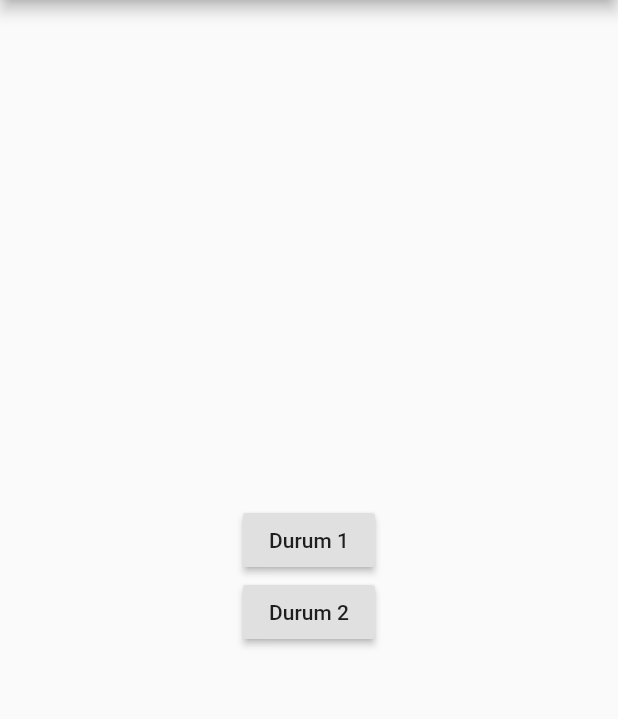
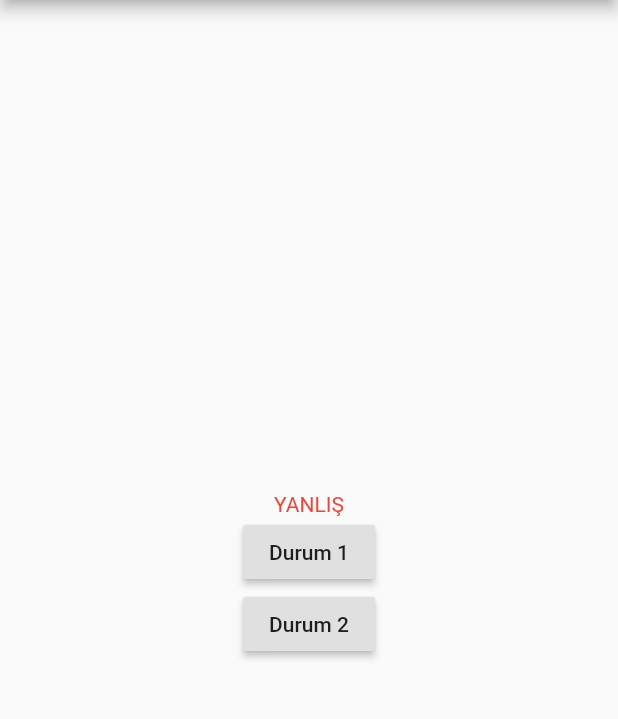
Before and after one commit to naimiltas/kodlama_teknikleri, a Flutter app: the screen it shows after launch, on a phone screen of 412 x 824 dp, the part 84-803 px from its top. Run offline on Flutter 3.47's test engine with Material 2 defaults, Android fonts, the phone set to English and light mode, and no system bars.

Commit message:
kodlama teknikleri

```diff
--- a/lib/main.dart
+++ b/lib/main.dart
@@ -44,10 +44,13 @@ class _AnasayfaState extends State<Anasayfa> {
         child: Column(
           mainAxisAlignment: MainAxisAlignment.center,
           children: [
-       Visibility (
-        visible: kontrol,
-        child: Text("Merhaba")
-        ),
+            Text(kontrol ?  "DOĞRU"  :  "YANLIŞ",
+            style: TextStyle(
+              color:  kontrol ? Colors.blue: Colors.red,
+            ),
+
+
+            ),
           RaisedButton(
             child: Text("Durum 1"),
             onPressed: (){
```
